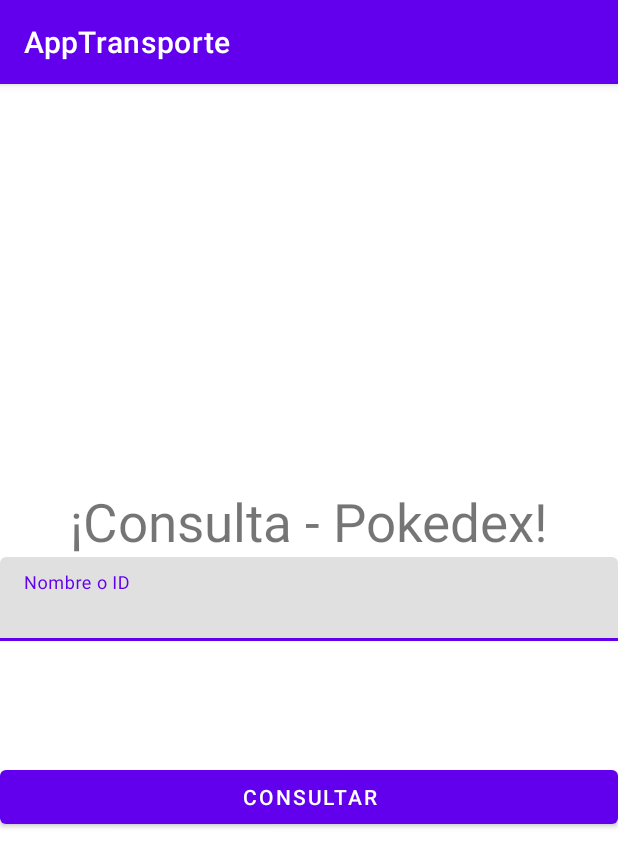
After one commit to Valen707/AppTransporte, an Android app: the Pokemon screen opened directly, with no data from a screen before it, on a phone screen of 412 x 824 dp. The commit adds this screen. Shown: the top 867 px of the screen. Run offline under Robolectric (Android 15) with nearby library versions, the phone set to English and light mode, and no system bars.

Commit message:
Add PokemonApi

```diff
--- a/app/build.gradle
+++ b/app/build.gradle
@@ -33,6 +33,12 @@ dependencies {
     implementation 'androidx.appcompat:appcompat:1.6.1'
     implementation 'com.google.android.material:material:1.8.0'
     implementation 'androidx.constraintlayout:constraintlayout:2.1.4'
+    implementation 'com.google.android.gms:play-services-maps:18.1.0'
+    implementation 'com.android.volley:volley:1.2.0'
+    implementation 'com.squareup.retrofit2:retrofit:2.4.0'
+    implementation 'com.squareup.retrofit2:converter-gson:2.4.0'
+    implementation 'com.squareup.picasso:picasso:2.8'
+    implementation 'com.google.code.gson:gson:2.8.7'
     testImplementation 'junit:junit:4.13.2'
     androidTestImplementation 'androidx.test.ext:junit:1.1.5'
     androidTestImplementation 'androidx.test.espresso:espresso-core:3.5.1'
--- a/app/src/main/java/com/example/apptransporte/Bus.java
+++ b/app/src/main/java/com/example/apptransporte/Bus.java
@@ -27,4 +27,7 @@ public class Bus extends AppCompatActivity {
         startActivity(ir);
 
     }
+
+    public static class ModeloRetorno {
+    }
 }
--- /dev/null
+++ b/app/src/main/java/com/example/apptransporte/modulePokemon/ModeloRetorno.java
@@ -0,0 +1,29 @@
+package com.example.apptransporte.modulePokemon;
+
+public class ModeloRetorno {
+    private String id;
+    private String name;
+    private String height;
+    private String weight;
+    private String front_default;
+
+    public String getId(){return id;}
+
+    public void setId(String id){this.id = id;}
+
+    public String getName(){return name;}
+
+    public void setName(String name){this.name = name;}
+
+    public String getHeight(){return height;}
+
+    public void setHeight(String height){this.height = height;}
+
+    public String getWeight(){return weight;} //13
+
+    public void setWeight(String weight){this.weight = weight;}
+
+    public String getFront_default(){return front_default;}
+
+    public void setFront_default(String front_default){this.front_default = front_default;}
+}
--- /dev/null
+++ b/app/src/main/java/com/example/apptransporte/modulePokemon/Pokemon.java
@@ -0,0 +1,67 @@
+package com.example.apptransporte.modulePokemon;
+
+import androidx.appcompat.app.AppCompatActivity;
+
+import android.annotation.SuppressLint;
+import android.content.Intent;
+import android.os.Bundle;
+import android.os.Handler;
+import android.view.View;
+import android.widget.Button;
+import android.widget.Toast;
+
+import com.example.apptransporte.R;
+import com.example.apptransporte.modulePokemon.ModeloRetorno;
+import com.google.android.material.textfield.TextInputEditText;
+
+public class Pokemon extends AppCompatActivity {
+    public Button btn_Consulta;
+    public TextInputEditText txtConsulta;
+    public String respuesta = "";
+    public String imagen = "";
+    public static ModeloRetorno pokedex = new ModeloRetorno();
+    @SuppressLint("WrongViewCast")
+    @Override
+    protected void onCreate(Bundle savedInstanceState) {
+        super.onCreate(savedInstanceState);
+        setContentView(R.layout.activity_pokemon);
+        btn_Consulta = findViewById(R.id.btnConsultar);
+        txtConsulta = findViewById(R.id.in_consulta);
+        btn_Consulta.setOnClickListener(new View.OnClickListener() {
+            @Override
+            public void onClick(View view) {
+                consultarApi rg = new consultarApi();
+                try {
+                    rg.respuesta(txtConsulta.getText().toString());
+                    muestraToast("Prosesando...");
+                    final Handler handler = new Handler();
+                    handler.postDelayed(new Runnable() {
+                        @Override
+                        public void run() {
+                            pokedex = rg.modeloRetorno;
+                            respuesta = "ID: " + pokedex.getId() + "\n" +
+                                    "Nombre: " + pokedex.getName() + "\n" +
+                                    "Altura: " + pokedex.getHeight() + "\n" +
+                                    "Peso: " + pokedex.getWeight();
+
+                            imagen = pokedex.getFront_default();
+                            if(!respuesta.equals("")){
+                                Intent intent = new Intent(Pokemon.this, Consulta_Activity.class);
+
+
+                                intent.putExtra("informacion", respuesta);
+                                intent.putExtra("imagen", imagen);
+                                startActivity(intent);
+                            }
+                        }
+                    }, 5000);
+                }catch (Exception e){
+                    muestraToast("Error" + e);
+                }
+            }
+        });
+    }
+    public void muestraToast(String mensaje){
+        Toast.makeText(this, mensaje, Toast.LENGTH_SHORT).show();
+    }
+}
--- /dev/null
+++ b/app/src/main/res/layout/activity_pokemon.xml
@@ -0,0 +1,39 @@
+<?xml version="1.0" encoding="utf-8"?>
+<LinearLayout xmlns:android="http://schemas.android.com/apk/res/android"
+    xmlns:app="http://schemas.android.com/apk/res-auto"
+    xmlns:tools="http://schemas.android.com/tools"
+    android:layout_width="match_parent"
+    android:layout_height="match_parent"
+    android:orientation="vertical"
+    android:layout_gravity="center"
+    android:gravity="center"
+    tools:context=".modulePokemon.Pokemon">
+
+    <TextView
+        android:id="@+id/in_titulo"
+        android:layout_width="match_parent"
+        android:layout_height="wrap_content"
+        android:gravity="center"
+        android:text="¡Consulta - Pokedex!"
+        android:textSize="35sp" />
+
+
+    <com.google.android.material.textfield.TextInputLayout
+
+        android:layout_width="match_parent"
+        android:layout_height="136dp">
+
+        <com.google.android.material.textfield.TextInputEditText
+            android:id="@+id/in_consulta"
+            android:inputType="textShortMessage"
+            android:layout_width="match_parent"
+            android:layout_height="wrap_content"
+            android:hint="Nombre o ID" />
+    </com.google.android.material.textfield.TextInputLayout>
+
+    <Button
+        android:id="@+id/btnConsultar"
+        android:layout_width="match_parent"
+        android:layout_height="wrap_content"
+        android:text="Consultar" />
+</LinearLayout>
```
Also changed, not shown: app/src/main/AndroidManifest.xml (+8 -0 lines), app/src/main/java/com/example/apptransporte/MainActivity.java (+8 -1 lines), app/src/main/java/com/example/apptransporte/interfaces/peticiones.java (added, +12 -0 lines), app/src/main/java/com/example/apptransporte/modulePokemon/Consulta_Activity.java (added, +49 -0 lines), app/src/main/java/com/example/apptransporte/modulePokemon/Pokedex.java (added, +37 -0 lines), app/src/main/java/com/example/apptransporte/modulePokemon/Sprites.java (added, +9 -0 lines), app/src/main/java/com/example/apptransporte/modulePokemon/consultarApi.java (added, +50 -0 lines), app/src/main/res/layout/activity_consulta.xml (added, +43 -0 lines), app/src/main/res/layout/activity_main.xml (+9 -0 lines).
